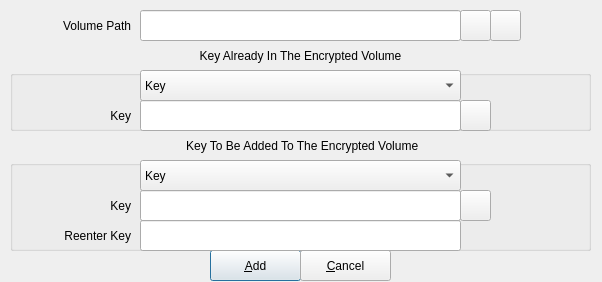
Old version of the form zuluCrypt-gui/luksaddkey.ui in the repository mhogomchungu/zuluCrypt.
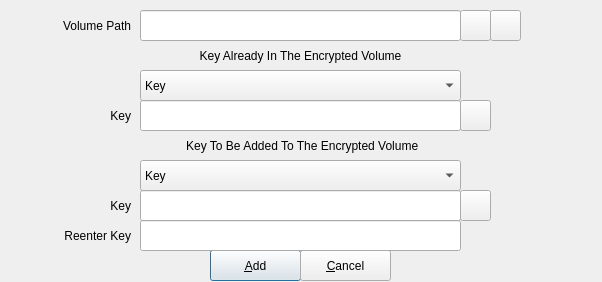
New version of the form.

What changed in the file:
```diff
--- a/zuluCrypt-gui/luksaddkey.ui
+++ b/zuluCrypt-gui/luksaddkey.ui
@@ -73,7 +73,7 @@
     <string/>
    </property>
   </widget>
-  <widget class="QGroupBox" name="groupBox">
+  <widget class="QFrame" name="frame">
    <property name="geometry">
     <rect>
      <x>10</x>
@@ -82,12 +82,6 @@
      <height>61</height>
     </rect>
    </property>
-   <property name="title">
-    <string/>
-   </property>
-   <property name="alignment">
-    <set>Qt::AlignCenter</set>
-   </property>
    <widget class="QLabel" name="labelExistingPassphrase">
     <property name="geometry">
      <rect>
@@ -210,7 +204,7 @@
     </rect>
    </property>
   </widget>
-  <widget class="QGroupBox" name="groupBox_2">
+  <widget class="QFrame" name="frame_2">
    <property name="geometry">
     <rect>
      <x>10</x>
@@ -219,12 +213,6 @@
      <height>91</height>
     </rect>
    </property>
-   <property name="title">
-    <string/>
-   </property>
-   <property name="alignment">
-    <set>Qt::AlignCenter</set>
-   </property>
    <widget class="QPushButton" name="pushButtonOpenNewKeyFile">
     <property name="geometry">
      <rect>
```
